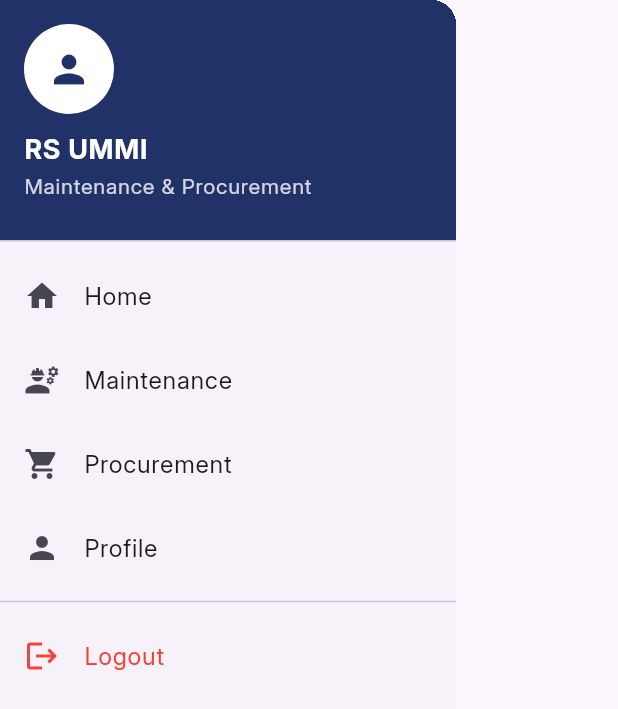
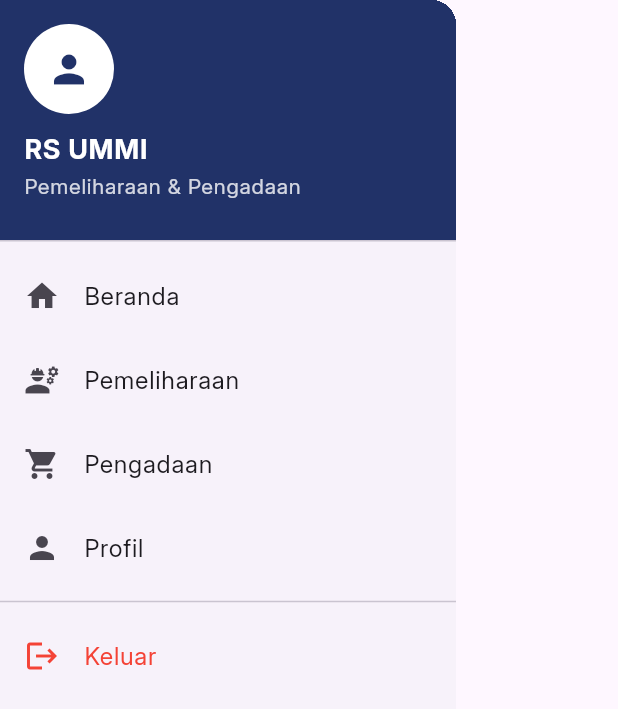
Before and after one commit to AryaWgna/SIMARU-Mobile-App, a Flutter app: the AppDrawer widget shown alone on an empty page, opened directly, on a phone screen of 412 x 824 dp. Shown: the top 709 px of the screen. Run offline on Flutter 3.47's test engine with Material 3 defaults, Android fonts, the phone set to English and light mode, and no system bars; our stand-ins replace dotted_border, file_picker, fl_chart, flutter_secure_storage, google_fonts, shared_preferences and 1 more; missing offline and left inert: qr_code_scanner; accounts and stored records are empty; network calls fail.

```diff
--- a/lib/auth/login.dart
+++ b/lib/auth/login.dart
@@ -223,7 +223,7 @@ class _LoginScreenState extends State<LoginScreen> {
                     child: const Column(
                       children: [
                         Text(
-                          'Welcome,',
+                          'Selamat Datang,',
                           style: TextStyle(
                             fontSize: 22,
                             fontWeight: FontWeight.w600,
@@ -232,7 +232,7 @@ class _LoginScreenState extends State<LoginScreen> {
                           textAlign: TextAlign.center,
                         ),
                         Text(
-                          'Please Login First!',
+                          'Silakan Masuk Terlebih Dahulu!',
                           style: TextStyle(
                             fontSize: 22,
                             fontWeight: FontWeight.w600,
--- a/lib/views/dashboard/dashboard.dart
+++ b/lib/views/dashboard/dashboard.dart
@@ -52,7 +52,7 @@ class _DashboardScreenState extends State<DashboardScreen> {
       print("Stack trace: $s");
       return Center(
         child: Text(
-          'Error loading $screenName: $e',
+          'Kesalahan memuat $screenName: $e',
           style: const TextStyle(color: Colors.red),
           textAlign: TextAlign.center,
         ),
@@ -129,11 +129,11 @@ class _DashboardScreenState extends State<DashboardScreen> {
                     items: const [
                       BottomNavigationBarItem(
                         icon: Icon(Icons.home),
-                        label: 'Home',
+                        label: 'Beranda',
                       ),
                       BottomNavigationBarItem(
                         icon: Icon(Icons.inventory),
-                        label: 'Stock',
+                        label: 'Stok',
                       ),
                       BottomNavigationBarItem(
                         icon: Icon(Icons.qr_code_scanner,
@@ -142,11 +142,11 @@ class _DashboardScreenState extends State<DashboardScreen> {
                       ),
                       BottomNavigationBarItem(
                         icon: Icon(Icons.build),
-                        label: 'Repair',
+                        label: 'Perbaikan',
                       ),
                       BottomNavigationBarItem(
                         icon: Icon(Icons.person),
-                        label: 'Profile',
+                        label: 'Profil',
                       ),
                     ],
                   ),
@@ -159,7 +159,7 @@ class _DashboardScreenState extends State<DashboardScreen> {
             Positioned(
               left: 0,
               right: 0,
-              bottom: 28,
+              bottom: 16,
               child: Center(
                 child: SizedBox(
                   width: 84,
--- a/lib/views/profile.dart
+++ b/lib/views/profile.dart
@@ -63,7 +63,7 @@ class _ProfileScreenState extends State<ProfileScreen>
       // Add timeout to prevent app hanging
       final response = await ApiService.get('/users/profile', context: context)
           .timeout(const Duration(seconds: 10), onTimeout: () {
-        throw Exception('Connection timeout. Please try again later.');
+        throw Exception('Koneksi timeout. Silakan coba lagi nanti.');
       });
 
       if (!_mounted) return;
@@ -84,10 +84,10 @@ class _ProfileScreenState extends State<ProfileScreen>
             });
           }
         } else {
-          throw Exception(responseData['message'] ?? 'Failed to load profile');
+          throw Exception(responseData['message'] ?? 'Gagal memuat profil');
         }
       } else {
-        throw Exception('Failed to load profile: ${response.statusCode}');
+        throw Exception('Gagal memuat profil: ${response.statusCode}');
       }
     } catch (e) {
       if (_mounted) {
@@ -105,12 +105,12 @@ class _ProfileScreenState extends State<ProfileScreen>
     showDialog(
       context: context,
       builder: (context) => AlertDialog(
-        title: const Text('Logout'),
-        content: const Text('Are you sure you want to logout?'),
+        title: const Text('Keluar'),
+        content: const Text('Apakah Anda yakin ingin keluar?'),
         actions: [
           TextButton(
             onPressed: () => Navigator.pop(context),
-            child: const Text('Cancel'),
+            child: const Text('Batal'),
           ),
           TextButton(
             onPressed: () async {
@@ -140,12 +140,13 @@ class _ProfileScreenState extends State<ProfileScreen>
                 if (_mounted) {
                   ScaffoldMessenger.of(context).showSnackBar(
                     SnackBar(
-                        content: Text('Error during logout: ${e.toString()}')),
+                        content:
+                            Text('Kesalahan saat keluar: ${e.toString()}')),
                   );
                 }
               }
             },
-            child: const Text('Logout', style: TextStyle(color: Colors.red)),
+            child: const Text('Keluar', style: TextStyle(color: Colors.red)),
           ),
         ],
       ),
@@ -156,13 +157,13 @@ class _ProfileScreenState extends State<ProfileScreen>
   Widget build(BuildContext context) {
     return Scaffold(
       appBar: AppBar(
-        title: const Text('Profile'),
+        title: const Text('Profil'),
         backgroundColor: const Color(0xFF213268),
         actions: [
           IconButton(
             icon: const Icon(Icons.logout),
             onPressed: _logout,
-            tooltip: 'Logout',
+            tooltip: 'Keluar',
           ),
         ],
       ),
@@ -181,7 +182,7 @@ class _ProfileScreenState extends State<ProfileScreen>
           // Main content area (empty or grayed out when error occurs)
           const Center(
             child: Text(
-              'Unable to load profile',
+              'Tidak dapat memuat profil',
               style: TextStyle(color: Colors.grey),
             ),
           ),
@@ -195,7 +196,7 @@ class _ProfileScreenState extends State<ProfileScreen>
               color: Colors.red.shade900,
               padding: const EdgeInsets.symmetric(horizontal: 16, vertical: 12),
               child: Text(
-                'Error: $_errorMessage',
+                'Kesalahan: $_errorMessage',
                 textAlign: TextAlign.center,
                 style: const TextStyle(color: Colors.white),
               ),
@@ -210,7 +211,7 @@ class _ProfileScreenState extends State<ProfileScreen>
             child: Center(
               child: ElevatedButton(
                 onPressed: _loadProfile,
-                child: const Text('Retry'),
+                child: const Text('Coba Lagi'),
               ),
             ),
           ),
@@ -348,7 +349,8 @@ class _ProfileScreenState extends State<ProfileScreen>
     final employeeId = employee['employee_id']?.toString() ?? '-';
     final position = employee['position'] ?? '-';
     final roleName = role['role_name'] ?? '-';
-    final isActive = _profileData['is_active'] == true ? 'Active' : 'Inactive';
+    final isActive =
+        _profileData['is_active'] == true ? 'Aktif' : 'Tidak Aktif';
 
     return Card(
       elevation: 4,
@@ -360,10 +362,10 @@ class _ProfileScreenState extends State<ProfileScreen>
         child: Column(
           crossAxisAlignment: CrossAxisAlignment.start,
           children: [
-            _buildProfileItem('User ID', userId),
-            _buildProfileItem('Employee ID', employeeId),
-            _buildProfileItem('Position', position),
-            _buildProfileItem('Role', roleName),
+            _buildProfileItem('ID Pengguna', userId),
+            _buildProfileItem('ID Karyawan', employeeId),
+            _buildProfileItem('Posisi', position),
+            _buildProfileItem('Peran', roleName),
             _buildProfileItem('Status', isActive),
           ],
         ),
--- a/lib/widgets/app_drawer.dart
+++ b/lib/widgets/app_drawer.dart
@@ -37,7 +37,7 @@ class AppDrawer extends StatelessWidget {
                   ),
                 ),
                 Text(
-                  'Maintenance & Procurement',
+                  'Pemeliharaan & Pengadaan',
                   style: TextStyle(
                     color: Colors.white.withOpacity(0.8),
                     fontSize: 14,
@@ -48,7 +48,7 @@ class AppDrawer extends StatelessWidget {
           ),
           ListTile(
             leading: const Icon(Icons.home),
-            title: const Text('Home'),
+            title: const Text('Beranda'),
             onTap: () {
               Navigator.pop(context);
               Navigator.pushReplacementNamed(context, '/home');
@@ -56,7 +56,7 @@ class AppDrawer extends StatelessWidget {
           ),
           ListTile(
             leading: const Icon(Icons.engineering),
-            title: const Text('Maintenance'),
+            title: const Text('Pemeliharaan'),
             onTap: () {
               Navigator.pop(context);
               Navigator.pushNamed(context, '/maintenance');
@@ -64,7 +64,7 @@ class AppDrawer extends StatelessWidget {
           ),
           ListTile(
             leading: const Icon(Icons.shopping_cart),
-            title: const Text('Procurement'),
+            title: const Text('Pengadaan'),
             onTap: () {
               Navigator.pop(context);
               Navigator.pushNamed(context, '/procurement');
@@ -72,7 +72,7 @@ class AppDrawer extends StatelessWidget {
           ),
           ListTile(
             leading: const Icon(Icons.person),
-            title: const Text('Profile'),
+            title: const Text('Profil'),
             onTap: () {
               Navigator.pop(context);
               Navigator.pushNamed(context, '/profile');
@@ -81,7 +81,7 @@ class AppDrawer extends StatelessWidget {
           const Divider(),
           ListTile(
             leading: const Icon(Icons.logout, color: Colors.red),
-            title: const Text('Logout', style: TextStyle(color: Colors.red)),
+            title: const Text('Keluar', style: TextStyle(color: Colors.red)),
             onTap: () => _confirmLogout(context),
           ),
         ],
@@ -93,12 +93,12 @@ class AppDrawer extends StatelessWidget {
     showDialog(
       context: context,
       builder: (context) => AlertDialog(
-        title: const Text('Logout'),
-        content: const Text('Are you sure you want to logout?'),
+        title: const Text('Keluar'),
+        content: const Text('Apakah Anda yakin ingin keluar?'),
         actions: [
           TextButton(
             onPressed: () => Navigator.pop(context),
-            child: const Text('Cancel'),
+            child: const Text('Batal'),
           ),
           TextButton(
             onPressed: () async {
@@ -125,11 +125,11 @@ class AppDrawer extends StatelessWidget {
                 // Show error message
                 ScaffoldMessenger.of(context).showSnackBar(
                   SnackBar(
-                      content: Text('Error during logout: ${e.toString()}')),
+                      content: Text('Kesalahan saat keluar: ${e.toString()}')),
                 );
               }
             },
-            child: const Text('Logout', style: TextStyle(color: Colors.red)),
+            child: const Text('Keluar', style: TextStyle(color: Colors.red)),
           ),
         ],
       ),
```
Also changed, not shown: lib/controllers/recent_activity_controller.dart (+65 -6 lines), lib/models/history_model.dart (+46 -15 lines), lib/views/pages/history_screen.dart (+113 -23 lines), lib/views/pages/home_screen.dart (+30 -30 lines), lib/views/pages/qr_scanner_screen.dart (+7 -9 lines), lib/utils/localization/app_translations.dart (deleted).
